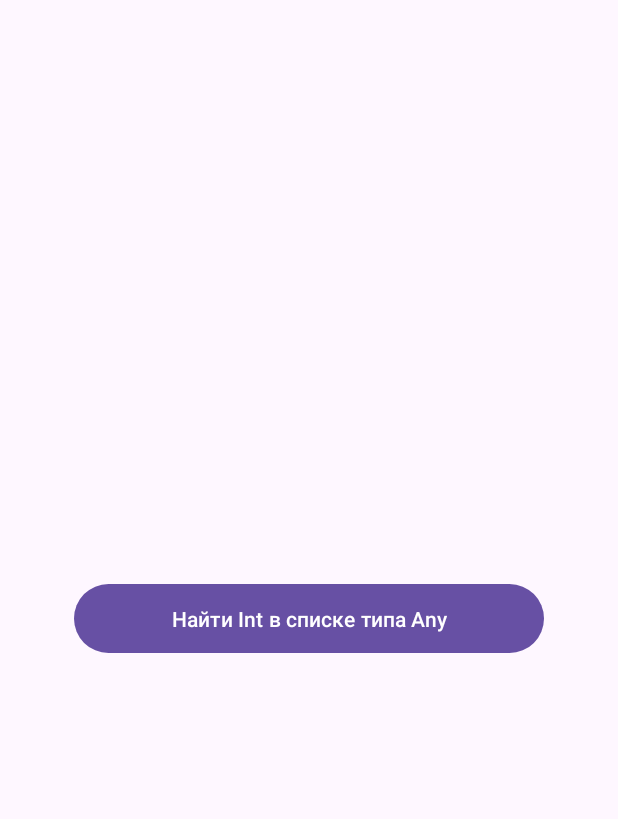
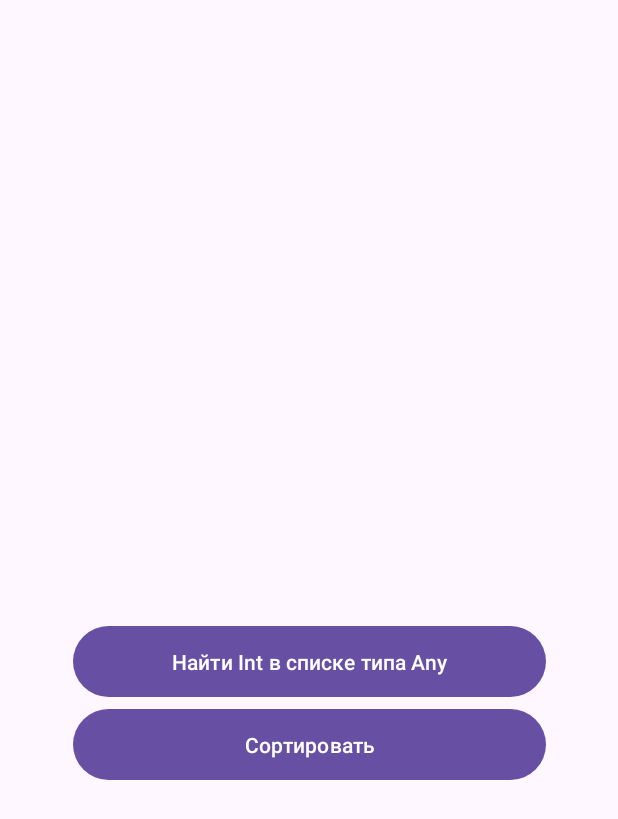
Before and after one commit to pXenia/PracticeEM, an Android app: the screen it shows after launch (MainActivity), on a phone screen of 412 x 824 dp. Shown: the top 819 px of the screen. Run offline under Robolectric (Android 15) with nearby library versions, the phone set to English and light mode, and no system bars.

Commit message:
Добавлено решение задания 4

```diff
--- a/app/src/main/java/com/example/practiceem/MainActivity.kt
+++ b/app/src/main/java/com/example/practiceem/MainActivity.kt
@@ -11,6 +11,7 @@ import com.example.practiceem.practice1.task3.Apple
 import com.example.practiceem.practice1.task3.MyApp
 import com.example.practiceem.practice1.task3.User
 import com.example.practiceem.practice1.task3.findInt
+import com.example.practiceem.practice1.task4.shakerSort
 
 class MainActivity : AppCompatActivity() {
     override fun onCreate(savedInstanceState: Bundle?) {
@@ -39,5 +40,11 @@ class MainActivity : AppCompatActivity() {
                 ).findInt()
                 Log.d("FindInt", "Объекты типа Int: ${intList.joinToString(" ")}")
             }
+
+        // обработчик нажатия на кнопку "Сортировать"
+        findViewById<Button>(R.id.bt_sort).setOnClickListener {
+            val list = shakerSort(listOf(5, null, 3, 1, 4, 2, null))
+            Log.d("ShakerSort", "Результат сортировки: ${list?.joinToString(" ")}")
+        }
     }
 }
--- a/app/src/main/res/layout/activity_main.xml
+++ b/app/src/main/res/layout/activity_main.xml
@@ -9,13 +9,23 @@
 
     <Button
         android:id="@+id/bt_find_int"
-        android:layout_width="313dp"
-        android:layout_height="54dp"
+        android:layout_width="315dp"
+        android:layout_height="55dp"
         android:text="@string/find_int_in_list_of_any"
-        app:layout_constraintBottom_toBottomOf="parent"
+        app:layout_constraintBottom_toTopOf="@+id/bt_sort"
         app:layout_constraintEnd_toEndOf="parent"
         app:layout_constraintStart_toStartOf="parent"
         app:layout_constraintTop_toTopOf="parent"
-        app:layout_constraintVertical_bias="0.5" />
+        app:layout_constraintVertical_bias="1" />
+
+    <Button
+        android:id="@+id/bt_sort"
+        android:layout_width="315dp"
+        android:layout_height="55dp"
+        android:layout_marginBottom="300dp"
+        android:text="@string/sort"
+        app:layout_constraintBottom_toBottomOf="parent"
+        app:layout_constraintEnd_toEndOf="parent"
+        app:layout_constraintStart_toStartOf="parent" />
 
 </androidx.constraintlayout.widget.ConstraintLayout>
--- a/app/src/main/res/values/strings.xml
+++ b/app/src/main/res/values/strings.xml
@@ -1,4 +1,5 @@
 <resources>
     <string name="app_name">PracticeEM</string>
     <string name="find_int_in_list_of_any">Найти Int в списке типа Any</string>
+    <string name="sort">Сортировать</string>
 </resources>
```
Also changed, not shown: app/src/main/java/com/example/practiceem/practice1/task4/ShakerSort.kt (added, +28 -0 lines), 1 other file.
